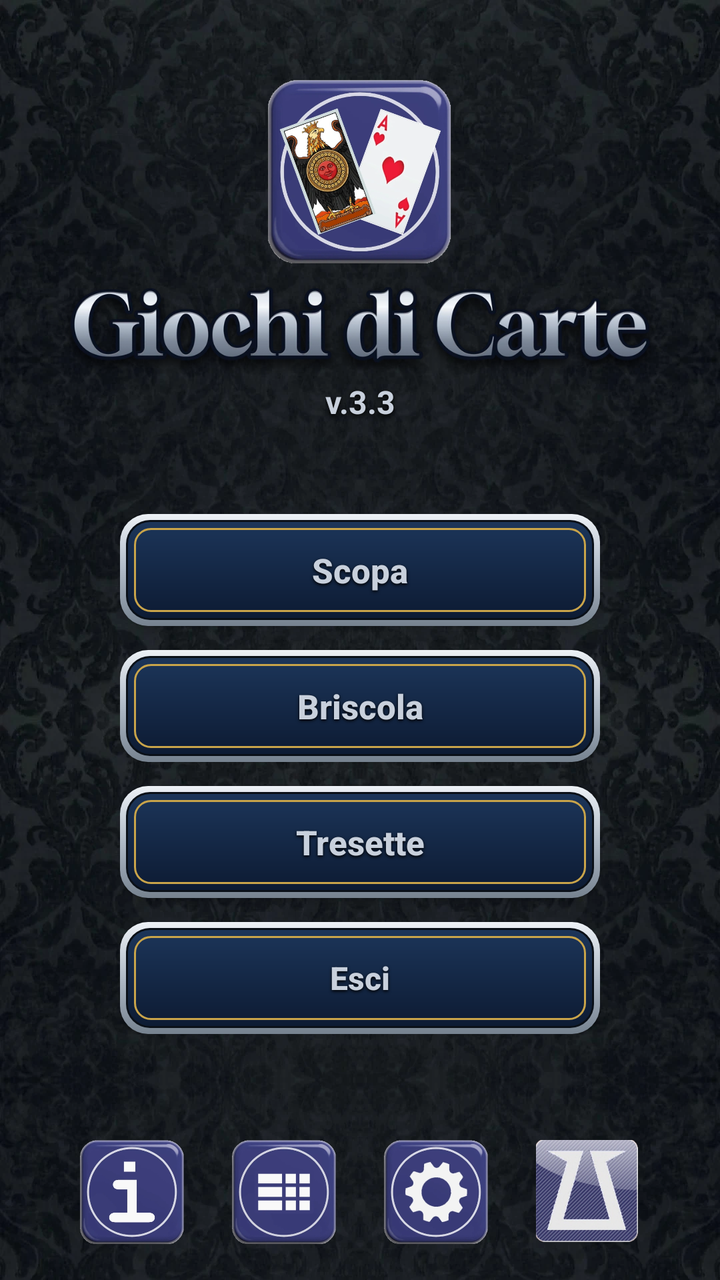
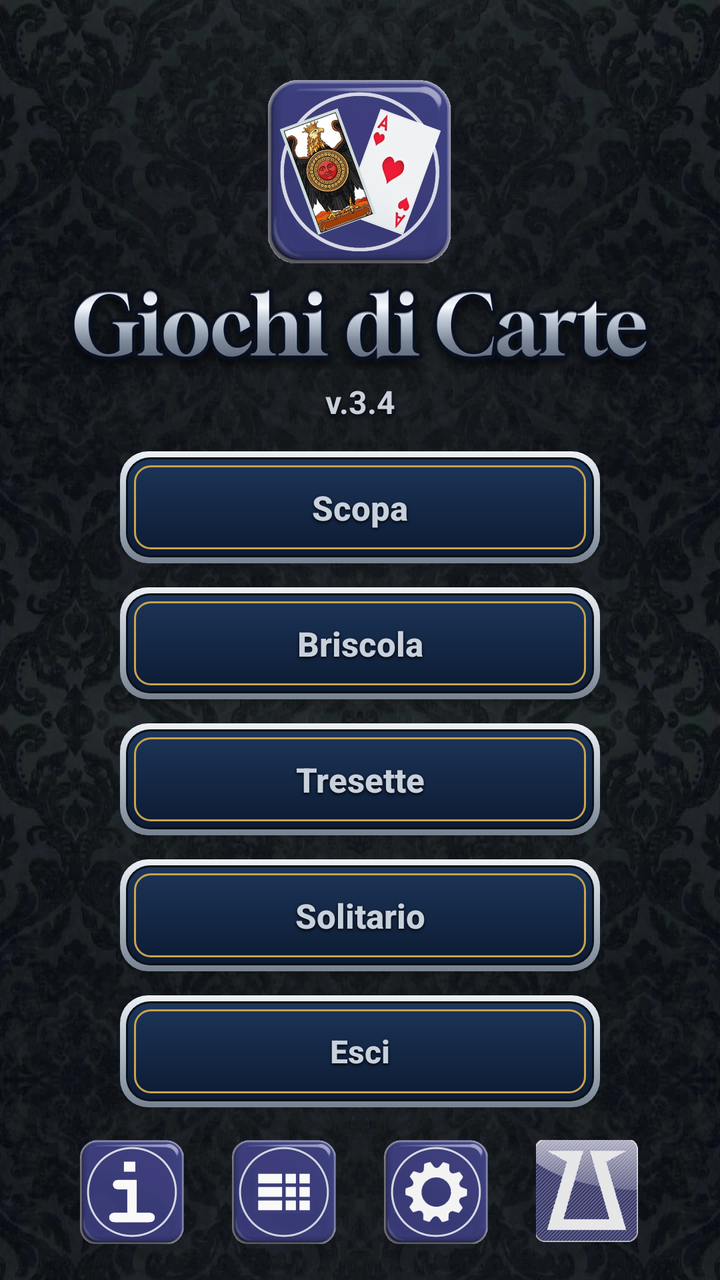

Compare the two renders of this Android layout. The source of the first and the diff that turns it into the second are given below.
<!-- AndroidManifest.xml: application theme Theme.Scopa -->
<!-- res/layout/activity_main.xml -->
<?xml version="1.0" encoding="utf-8"?>
<androidx.constraintlayout.widget.ConstraintLayout
    xmlns:android="http://schemas.android.com/apk/res/android"
    xmlns:app="http://schemas.android.com/apk/res-auto"
    android:layout_width="match_parent"
    android:layout_height="match_parent"
    android:background="@drawable/bg_velvet">

    <ImageView
        android:id="@+id/logo"
        android:layout_width="92dp"
        android:layout_height="92dp"
        android:layout_marginTop="40dp"
        android:contentDescription="@string/app_name"
        android:src="@drawable/app_logo"
        app:layout_constraintEnd_toEndOf="parent"
        app:layout_constraintStart_toStartOf="parent"
        app:layout_constraintTop_toTopOf="parent" />

    <ImageView
        android:id="@+id/title"
        android:layout_width="330dp"
        android:layout_height="wrap_content"
        android:layout_marginTop="6dp"
        android:adjustViewBounds="true"
        android:contentDescription="@string/title"
        android:src="@drawable/title_logo"
        app:layout_constraintEnd_toEndOf="parent"
        app:layout_constraintStart_toStartOf="parent"
        app:layout_constraintTop_toBottomOf="@id/logo" />

    <TextView
        android:id="@+id/version"
        android:layout_width="wrap_content"
        android:layout_height="wrap_content"
        android:layout_marginTop="2dp"
        android:text="v.3.3"
        android:textColor="@color/silver"
        android:textSize="16sp"
        android:textStyle="bold"
        android:shadowColor="#000000"
        android:shadowDy="2"
        android:shadowRadius="6"
        app:layout_constraintEnd_toEndOf="parent"
        app:layout_constraintStart_toStartOf="parent"
        app:layout_constraintTop_toBottomOf="@id/title" />

    <LinearLayout
        android:layout_width="wrap_content"
        android:layout_height="wrap_content"
        android:gravity="center"
        android:orientation="vertical"
        app:layout_constraintBottom_toTopOf="@id/bottomBar"
        app:layout_constraintEnd_toEndOf="parent"
        app:layout_constraintStart_toStartOf="parent"
        app:layout_constraintTop_toBottomOf="@id/version"
        app:layout_constraintVertical_bias="0.46">

        <androidx.appcompat.widget.AppCompatButton
            android:id="@+id/btnScopa"
            android:layout_width="240dp"
            android:layout_height="56dp"
            android:background="@drawable/btn_cartiglio"
            android:text="@string/play_scopa"
            android:textColor="@color/silver"
            android:textSize="17sp"
            android:textAllCaps="false"
            android:textStyle="bold"
            android:shadowColor="#000000"
            android:shadowDy="2"
            android:shadowRadius="4" />

        <androidx.appcompat.widget.AppCompatButton
            android:id="@+id/btnBriscola"
            android:layout_width="240dp"
            android:layout_height="56dp"
            android:layout_marginTop="12dp"
            android:background="@drawable/btn_cartiglio"
            android:text="@string/play_briscola"
            android:textColor="@color/silver"
            android:textSize="17sp"
            android:textAllCaps="false"
            android:textStyle="bold"
            android:shadowColor="#000000"
            android:shadowDy="2"
            android:shadowRadius="4" />

        <androidx.appcompat.widget.AppCompatButton
            android:id="@+id/btnTresette"
            android:layout_width="240dp"
            android:layout_height="56dp"
            android:layout_marginTop="12dp"
            android:background="@drawable/btn_cartiglio"
            android:text="@string/play_tresette"
            android:textColor="@color/silver"
            android:textSize="17sp"
            android:textAllCaps="false"
            android:textStyle="bold"
            android:shadowColor="#000000"
            android:shadowDy="2"
            android:shadowRadius="4" />

        <androidx.appcompat.widget.AppCompatButton
            android:id="@+id/btnQuit"
            android:layout_width="240dp"
            android:layout_height="56dp"
            android:layout_marginTop="12dp"
            android:background="@drawable/btn_cartiglio"
            android:text="@string/quit"
            android:textColor="@color/silver"
            android:textSize="16sp"
            android:textAllCaps="false"
            android:textStyle="bold"
            android:shadowColor="#000000"
            android:shadowDy="2"
            android:shadowRadius="4" />
    </LinearLayout>

    
    <LinearLayout
        android:id="@+id/bottomBar"
        android:layout_width="wrap_content"
        android:layout_height="wrap_content"
        android:layout_marginBottom="18dp"
        android:gravity="center_vertical"
        android:orientation="horizontal"
        app:layout_constraintBottom_toBottomOf="parent"
        app:layout_constraintEnd_toEndOf="parent"
        app:layout_constraintStart_toStartOf="parent">

        <ImageButton
            android:id="@+id/btnInfo"
            android:layout_width="52dp"
            android:layout_height="52dp"
            android:layout_marginStart="12dp"
            android:layout_marginEnd="12dp"
            android:background="@android:color/transparent"
            android:contentDescription="@string/cd_info"
            android:scaleType="fitCenter"
            android:src="@drawable/btn_info" />

        <ImageButton
            android:id="@+id/btnStats"
            android:layout_width="52dp"
            android:layout_height="52dp"
            android:layout_marginStart="12dp"
            android:layout_marginEnd="12dp"
            android:background="@android:color/transparent"
            android:contentDescription="@string/cd_stats"
            android:scaleType="fitCenter"
            android:src="@drawable/btn_stats" />

        <ImageButton
            android:id="@+id/btnSettings"
            android:layout_width="52dp"
            android:layout_height="52dp"
            android:layout_marginStart="12dp"
            android:layout_marginEnd="12dp"
            android:background="@android:color/transparent"
            android:contentDescription="@string/cd_settings"
            android:scaleType="fitCenter"
            android:src="@drawable/btn_settings" />

        <ImageButton
            android:id="@+id/btnZis"
            android:layout_width="52dp"
            android:layout_height="52dp"
            android:layout_marginStart="12dp"
            android:layout_marginEnd="12dp"
            android:background="@android:color/transparent"
            android:contentDescription="@string/cd_web"
            android:scaleType="fitCenter"
            android:src="@drawable/zis_logo" />
    </LinearLayout>

</androidx.constraintlayout.widget.ConstraintLayout>
<!-- resources referenced by this layout -->
<resources>
  <color name="silver">#C8D0DC</color>
  <!-- drawable app_logo: webp bitmap (drawable-nodpi, 57272 bytes) -->
  <!-- drawable bg_velvet (drawable) -->
  <?xml version="1.0" encoding="utf-8"?>
  <layer-list xmlns:android="http://schemas.android.com/apk/res/android">
      <item android:drawable="@color/velvet_base" />
      <item>
          <bitmap android:src="@drawable/velvet" android:tileMode="repeat" android:dither="true" />
      </item>
  </layer-list>
  <!-- drawable btn_cartiglio (drawable) -->
  <?xml version="1.0" encoding="utf-8"?>
  <layer-list xmlns:android="http://schemas.android.com/apk/res/android">
      
      <item>
          <shape android:shape="rectangle">
              <gradient android:angle="270"
                  android:startColor="#EDF1F6"
                  android:centerColor="#AEB9C6"
                  android:endColor="#76828F" />
              <corners android:radius="14dp" />
          </shape>
      </item>
      
      <item android:left="3dp" android:top="3dp" android:right="3dp" android:bottom="3dp">
          <shape android:shape="rectangle">
              <solid android:color="#0A1018" />
              <corners android:radius="12dp" />
          </shape>
      </item>
      
      <item android:left="4dp" android:top="4dp" android:right="4dp" android:bottom="4dp">
          <shape android:shape="rectangle">
              <gradient android:angle="270"
                  android:startColor="#1C3559"
                  android:endColor="#0D1B33" />
              <corners android:radius="11dp" />
          </shape>
      </item>
      
      <item android:left="7dp" android:top="7dp" android:right="7dp" android:bottom="7dp">
          <shape android:shape="rectangle">
              <solid android:color="@android:color/transparent" />
              <stroke android:width="1dp" android:color="#C9A44A" />
              <corners android:radius="8dp" />
              <padding android:left="12dp" android:top="4dp" android:right="12dp" android:bottom="4dp" />
          </shape>
      </item>
  </layer-list>
  <!-- drawable btn_info: webp bitmap (drawable-nodpi, 13626 bytes) -->
  <!-- drawable zis_logo: webp bitmap (drawable-nodpi, 23188 bytes) -->
  <string name="app_name">ZiS-GiochiDiCarte</string>
  <string name="cd_info">Informazioni</string>
  <string name="cd_settings">Impostazioni</string>
  <string name="cd_stats">Statistiche</string>
  <string name="cd_web">Sito ZiS</string>
  <string name="play_briscola">Briscola</string>
  <string name="play_scopa">Scopa</string>
  <string name="play_tresette">Tresette</string>
  <string name="quit">Esci</string>
  <string name="title">Giochi di Carte</string>
  <style name="Theme.Scopa" parent="Theme.MaterialComponents.DayNight.NoActionBar">
          <item name="colorPrimary">@color/navy_mid</item>
          <item name="colorPrimaryVariant">@color/navy_deep</item>
          <item name="colorOnPrimary">@color/celeste_light</item>
          <item name="colorSecondary">@color/gold</item>
          <item name="android:statusBarColor" tools:targetApi="l">@color/navy_deep</item>
          <item name="alertDialogTheme">@style/DarkAlertDialog</item>
          <item name="materialAlertDialogTheme">@style/DarkAlertDialog</item>
      </style>
  <color name="velvet_base">#0A1018</color>
  <!-- drawable velvet: webp bitmap (drawable-nodpi, 65120 bytes) -->
  <color name="navy_mid">#23477E</color>
  <color name="navy_deep">#0C1626</color>
  <color name="celeste_light">#D7EAF6</color>
  <color name="gold">#E9C24C</color>
  <style name="DarkAlertDialog" parent="Theme.MaterialComponents.Dialog.Alert">
          <item name="colorSurface">@color/navy</item>
          <item name="android:colorBackground">@color/navy</item>
          <item name="colorOnSurface">@color/silver</item>
          <item name="android:textColorPrimary">@color/silver</item>
          <item name="android:textColorSecondary">@color/silver</item>
          <item name="colorPrimary">@color/silver</item>
      </style>
  <color name="navy">#14294A</color>
</resources>

<!-- the commit's change to res/layout/activity_main.xml (unified diff, before → after) -->
@@ -34,7 +34,7 @@
         android:layout_width="wrap_content"
         android:layout_height="wrap_content"
         android:layout_marginTop="2dp"
-        android:text="v.3.3"
+        android:text="v.3.4"
         android:textColor="@color/silver"
         android:textSize="16sp"
         android:textStyle="bold"
@@ -92,6 +92,21 @@
             android:layout_marginTop="12dp"
             android:background="@drawable/btn_cartiglio"
             android:text="@string/play_tresette"
+            android:textColor="@color/silver"
+            android:textSize="17sp"
+            android:textAllCaps="false"
+            android:textStyle="bold"
+            android:shadowColor="#000000"
+            android:shadowDy="2"
+            android:shadowRadius="4" />
+
+        <androidx.appcompat.widget.AppCompatButton
+            android:id="@+id/btnKlondike"
+            android:layout_width="240dp"
+            android:layout_height="56dp"
+            android:layout_marginTop="12dp"
+            android:background="@drawable/btn_cartiglio"
+            android:text="@string/play_klondike"
             android:textColor="@color/silver"
             android:textSize="17sp"
             android:textAllCaps="false"
<!-- resource entries referenced after the edit -->
@@ -57,6 +57,7 @@
   <string name="cd_stats">Statistiche</string>
   <string name="cd_web">Sito ZiS</string>
   <string name="play_briscola">Briscola</string>
+  <string name="play_klondike">Solitario</string>
   <string name="play_scopa">Scopa</string>
   <string name="play_tresette">Tresette</string>
   <string name="quit">Esci</string>
